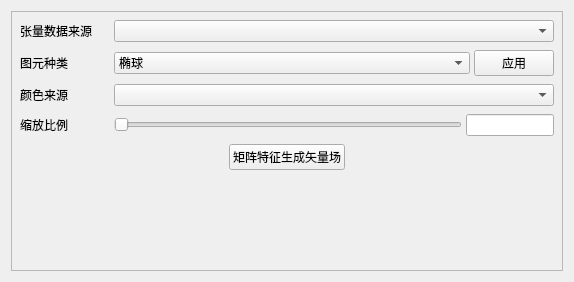
Before: the Qt Designer form Qt/Resources/UI/TensorView.ui in hu-shuhan/editOpeniGame, drawn with Qt 5.
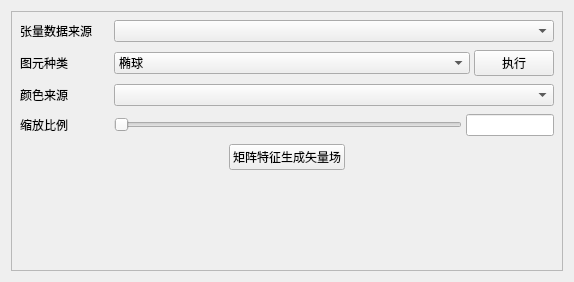
After: the same form once the commit is applied.

```diff
--- a/Qt/Resources/UI/TensorView.ui
+++ b/Qt/Resources/UI/TensorView.ui
@@ -155,7 +155,7 @@
          <item>
           <widget class="QPushButton" name="btn_Apply">
            <property name="text">
-            <string>应用</string>
+            <string>执行</string>
            </property>
           </widget>
          </item>
```
